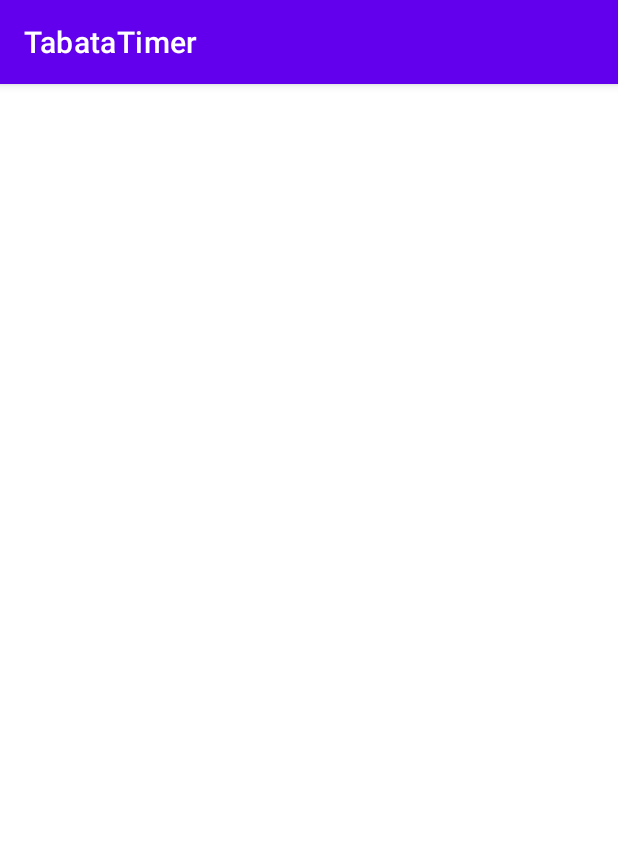
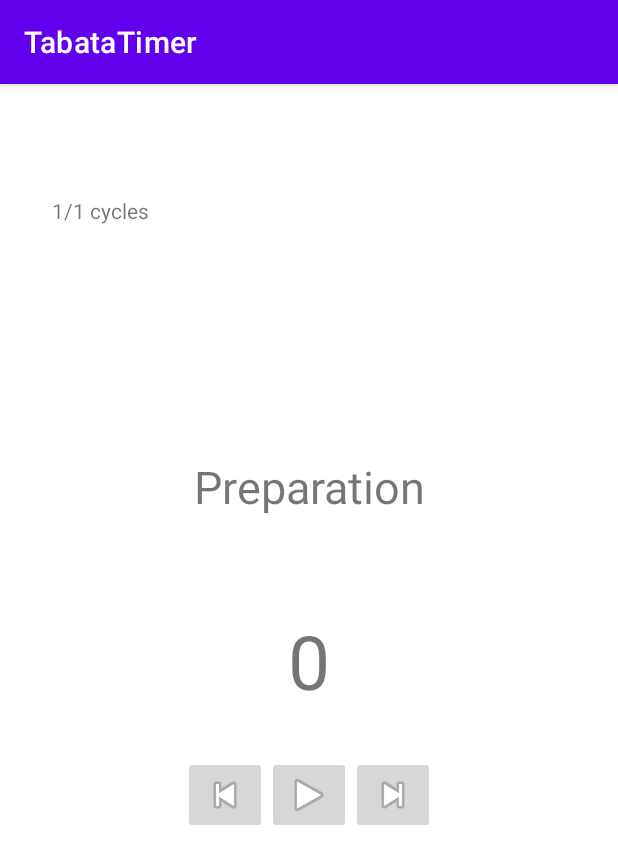
Before and after one commit to ChoCoBo1712/TabataTimer, an Android app: the fragment TimerFragment shown on its own in the app's theme, on a phone screen of 412 x 824 dp. Shown: the top 864 px of the screen. Run offline under Robolectric (Android 15) with nearby library versions, the phone set to English and light mode, and no system bars; 2 statements that could not run were skipped.

Commit message:
showing TimerFragment

```diff
--- a/app/src/main/java/com/example/tabatatimer/SequenceListFragment.kt
+++ b/app/src/main/java/com/example/tabatatimer/SequenceListFragment.kt
@@ -41,14 +41,17 @@ class SequenceListFragment : Fragment() {
             popup.setOnMenuItemClickListener { item ->
                 when (item.itemId) {
                     R.id.item_start -> {
-                        //TODO
+                        requireActivity().supportFragmentManager.beginTransaction()
+                            .replace(R.id.fragment_container, TimerFragment.newInstance())
+                            .addToBackStack(null)
+                            .commit()
                         true
                     }
                     R.id.item_edit -> {
                         requireActivity().supportFragmentManager.beginTransaction()
-                                .replace(R.id.fragment_container, SequenceDetailFragment.newInstance(sequence.id))
-                                .addToBackStack(null)
-                                .commit()
+                            .replace(R.id.fragment_container, SequenceDetailFragment.newInstance(sequence.id))
+                            .addToBackStack(null)
+                            .commit()
                         true
                     }
                     R.id.item_delete -> {
--- a/app/src/main/java/com/example/tabatatimer/TimerFragment.kt
+++ b/app/src/main/java/com/example/tabatatimer/TimerFragment.kt
@@ -5,20 +5,37 @@ import androidx.fragment.app.Fragment
 import android.view.LayoutInflater
 import android.view.View
 import android.view.ViewGroup
+import androidx.appcompat.view.menu.ActionMenuItemView
+import com.google.android.material.bottomnavigation.BottomNavigationView
 
 class TimerFragment : Fragment() {
+
+    private lateinit var navBar: BottomNavigationView
+    private lateinit var actionBar: ActionMenuItemView
 
     override fun onCreateView(inflater: LayoutInflater, container: ViewGroup?,
                               savedInstanceState: Bundle?): View? {
         val view =  inflater.inflate(R.layout.fragment_timer, container, false)
 
+        navBar = requireActivity().findViewById(R.id.bottom_navigation)
+        navBar.visibility = View.GONE
+        actionBar = requireActivity().findViewById(R.id.action_add)
+        actionBar.visibility = View.GONE
+
         return view
+    }
+
+    override fun onDetach() {
+        navBar.visibility = View.VISIBLE
+        actionBar.visibility = View.VISIBLE
+
+        super.onDetach()
     }
 
     companion object {
 
-        fun newInstance(): SequenceListFragment {
-            return SequenceListFragment()
+        fun newInstance(): TimerFragment {
+            return TimerFragment()
         }
     }
 }
--- a/app/src/main/res/drawable/ic_timers.xml
+++ /dev/null
@@ -1,10 +0,0 @@
-<vector xmlns:android="http://schemas.android.com/apk/res/android"
-    android:width="24dp"
-    android:height="24dp"
-    android:viewportWidth="24"
-    android:viewportHeight="24"
-    android:tint="?attr/colorControlNormal">
-  <path
-      android:fillColor="@android:color/white"
-      android:pathData="M22,5.72l-4.6,-3.86 -1.29,1.53 4.6,3.86L22,5.72zM7.88,3.39L6.6,1.86 2,5.71l1.29,1.53 4.59,-3.85zM12.5,8L11,8v6l4.75,2.85 0.75,-1.23 -4,-2.37L12.5,8zM12,4c-4.97,0 -9,4.03 -9,9s4.02,9 9,9c4.97,0 9,-4.03 9,-9s-4.03,-9 -9,-9zM12,20c-3.87,0 -7,-3.13 -7,-7s3.13,-7 7,-7 7,3.13 7,7 -3.13,7 -7,7z"/>
-</vector>
--- a/app/src/main/res/layout/fragment_timer.xml
+++ b/app/src/main/res/layout/fragment_timer.xml
@@ -1,10 +1,76 @@
 <?xml version="1.0" encoding="utf-8"?>
 <androidx.constraintlayout.widget.ConstraintLayout xmlns:android="http://schemas.android.com/apk/res/android"
+    xmlns:app="http://schemas.android.com/apk/res-auto"
     xmlns:tools="http://schemas.android.com/tools"
     android:layout_width="match_parent"
     android:layout_height="match_parent"
     tools:context=".TimerFragment">
 
 
+    <TextView
+        android:id="@+id/timer_cycles"
+        android:layout_width="wrap_content"
+        android:layout_height="wrap_content"
+        android:text="1/1 cycles"
+        app:layout_constraintBottom_toBottomOf="parent"
+        app:layout_constraintEnd_toEndOf="parent"
+        app:layout_constraintHorizontal_bias="0.10"
+        app:layout_constraintStart_toStartOf="parent"
+        app:layout_constraintTop_toTopOf="parent"
+        app:layout_constraintVertical_bias="0.10" />
+
+    <TextView
+        android:id="@+id/timer_countdown"
+        android:layout_width="wrap_content"
+        android:layout_height="wrap_content"
+        android:text="0"
+        android:textSize="50sp"
+        app:layout_constraintBottom_toBottomOf="parent"
+        app:layout_constraintEnd_toEndOf="parent"
+        app:layout_constraintStart_toStartOf="parent"
+        app:layout_constraintTop_toTopOf="parent" />
+
+    <TextView
+        android:id="@+id/timer_phase"
+        android:layout_width="wrap_content"
+        android:layout_height="wrap_content"
+        android:text="Preparation"
+        android:textSize="30sp"
+        app:layout_constraintBottom_toTopOf="@+id/timer_countdown"
+        app:layout_constraintEnd_toEndOf="parent"
+        app:layout_constraintStart_toStartOf="parent"
+        app:layout_constraintTop_toTopOf="parent"
+        app:layout_constraintVertical_bias="0.80" />
+
+    <ImageButton
+        android:id="@+id/timer_play"
+        android:layout_width="wrap_content"
+        android:layout_height="wrap_content"
+        android:src="@android:drawable/ic_media_play"
+        app:layout_constraintBottom_toBottomOf="parent"
+        app:layout_constraintEnd_toEndOf="parent"
+        app:layout_constraintStart_toStartOf="parent"
+        app:layout_constraintTop_toBottomOf="@+id/timer_countdown"
+        app:layout_constraintVertical_bias="0.10" />
+
+    <ImageButton
+        android:id="@+id/timer_next"
+        android:layout_width="wrap_content"
+        android:layout_height="wrap_content"
+        android:src="@android:drawable/ic_media_next"
+        app:layout_constraintBottom_toBottomOf="parent"
+        app:layout_constraintStart_toEndOf="@+id/timer_play"
+        app:layout_constraintTop_toBottomOf="@+id/timer_countdown"
+        app:layout_constraintVertical_bias="0.10" />
+
+    <ImageButton
+        android:id="@+id/timer_prev"
+        android:layout_width="wrap_content"
+        android:layout_height="wrap_content"
+        android:src="@android:drawable/ic_media_previous"
+        app:layout_constraintBottom_toBottomOf="parent"
+        app:layout_constraintEnd_toStartOf="@+id/timer_play"
+        app:layout_constraintTop_toBottomOf="@+id/timer_countdown"
+        app:layout_constraintVertical_bias="0.10" />
 
 </androidx.constraintlayout.widget.ConstraintLayout>
--- a/app/src/main/res/values/strings.xml
+++ b/app/src/main/res/values/strings.xml
@@ -1,11 +1,8 @@
 <resources>
     <string name="app_name">TabataTimer</string>
     <string name="sequences">Sequences</string>
-    <string name="timers">Timers</string>
     <string name="settings">Settings</string>
     <string name="add">Add</string>
-    <string name="add_timer">Add timer</string>
-    <string name="add_sequence">Add sequence</string>
     <string name="_1">1</string>
     <string name="_0">0</string>
     <string name="submit">Submit</string>
@@ -23,6 +20,7 @@
     <string name="time_limit_prep">60</string>
     <string name="change_timers">Change timers</string>
     <string name="colour">Colour</string>
+    <string name="_cycles">cycles</string>
     <string-array name="colours">
         <item>Blue</item>
         <item>Red</item>
```
